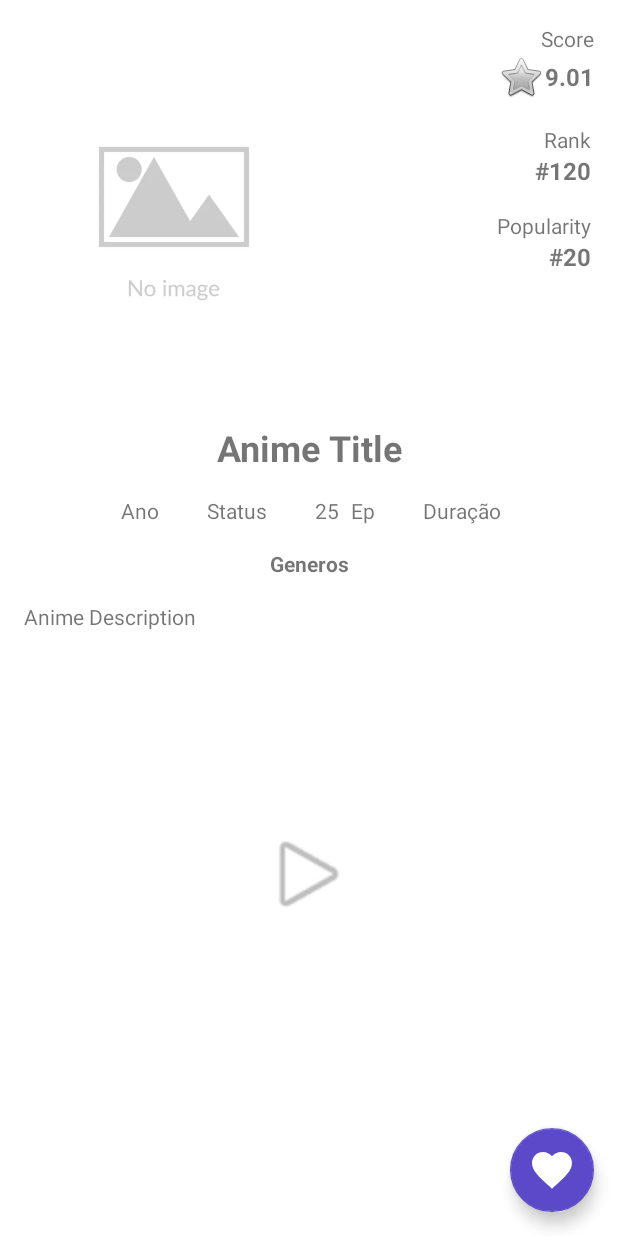
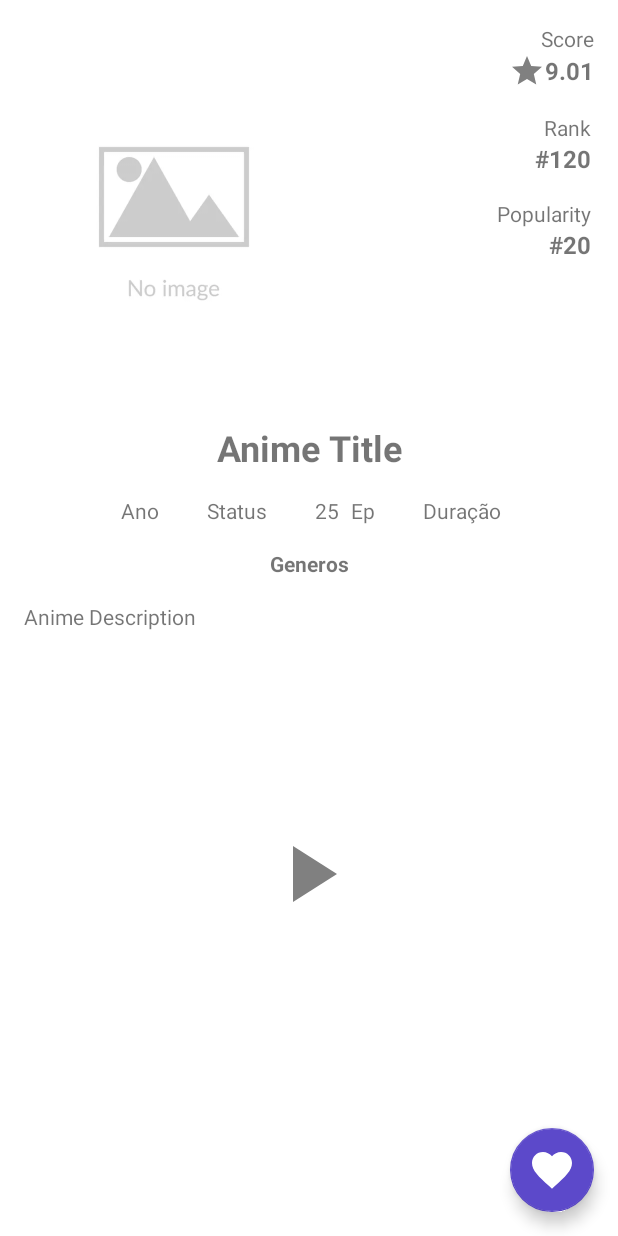
Before and after one commit to LorraneLobo/Anime-List, an Android app: the layout fragment_detalhes_anime.xml on its own in the app's theme, with its tools: preview values and no code run, on a phone screen of 412 x 824 dp. Run offline under Robolectric (Android 15) with nearby library versions, the phone set to English and light mode, and no system bars.

Commit message:
Ajustado icones no layout

```diff
--- /dev/null
+++ b/app/src/main/res/drawable/ic_estrela_avaliacao_24.xml
@@ -0,0 +1,5 @@
+<vector android:height="24dp" android:tint="#FFFFFF"
+    android:viewportHeight="24" android:viewportWidth="24"
+    android:width="24dp" xmlns:android="http://schemas.android.com/apk/res/android">
+    <path android:fillColor="@android:color/white" android:pathData="M12,17.27L18.18,21l-1.64,-7.03L22,9.24l-7.19,-0.61L12,2 9.19,8.63 2,9.24l5.46,4.73L5.82,21z"/>
+</vector>
--- /dev/null
+++ b/app/src/main/res/drawable/ic_play_24.xml
@@ -0,0 +1,5 @@
+<vector android:height="24dp" android:tint="#FFFFFF"
+    android:viewportHeight="24" android:viewportWidth="24"
+    android:width="24dp" xmlns:android="http://schemas.android.com/apk/res/android">
+    <path android:fillColor="@android:color/white" android:pathData="M8,5v14l11,-7z"/>
+</vector>
--- a/app/src/main/res/layout/fragment_detalhes_anime.xml
+++ b/app/src/main/res/layout/fragment_detalhes_anime.xml
@@ -45,7 +45,8 @@
                 android:id="@+id/textScore"
                 android:layout_width="wrap_content"
                 android:layout_height="wrap_content"
-                android:drawableLeft="@android:drawable/btn_star"
+                android:drawableLeft="@drawable/ic_estrela_avaliacao_24"
+                android:drawableTint="#808080"
                 android:gravity="center"
                 android:textSize="16sp"
                 android:textStyle="bold"
@@ -155,7 +156,8 @@
                 app:layout_constraintEnd_toEndOf="@+id/imageTrailer"
                 app:layout_constraintStart_toStartOf="@+id/imageTrailer"
                 app:layout_constraintTop_toTopOf="@+id/imageTrailer"
-                app:srcCompat="@android:drawable/ic_media_play" />
+                app:srcCompat="@drawable/ic_play_24"
+                android:tint="#808080"/>
 
             <TextView
                 android:id="@+id/textEpisodios"
@@ -221,7 +223,7 @@
         tools:visibility="gone" />
 
     <com.google.android.material.floatingactionbutton.FloatingActionButton
-        android:id="@+id/floatingActionButton"
+        android:id="@+id/fabFavoritos"
         android:layout_width="wrap_content"
         android:layout_height="wrap_content"
         android:layout_gravity="bottom|end"
```
